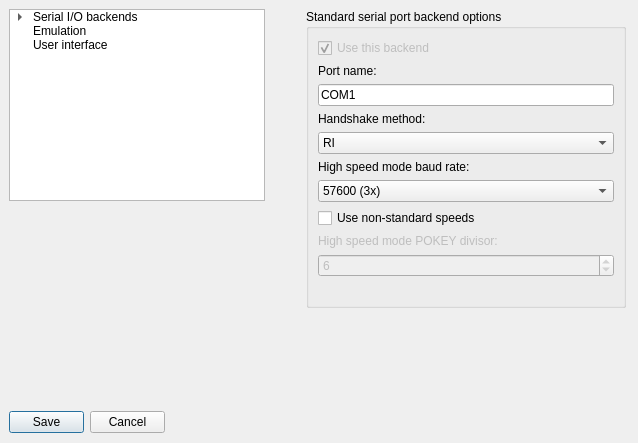
Qt form optionsdialog.ui (greblus/aspeqt) before a commit.
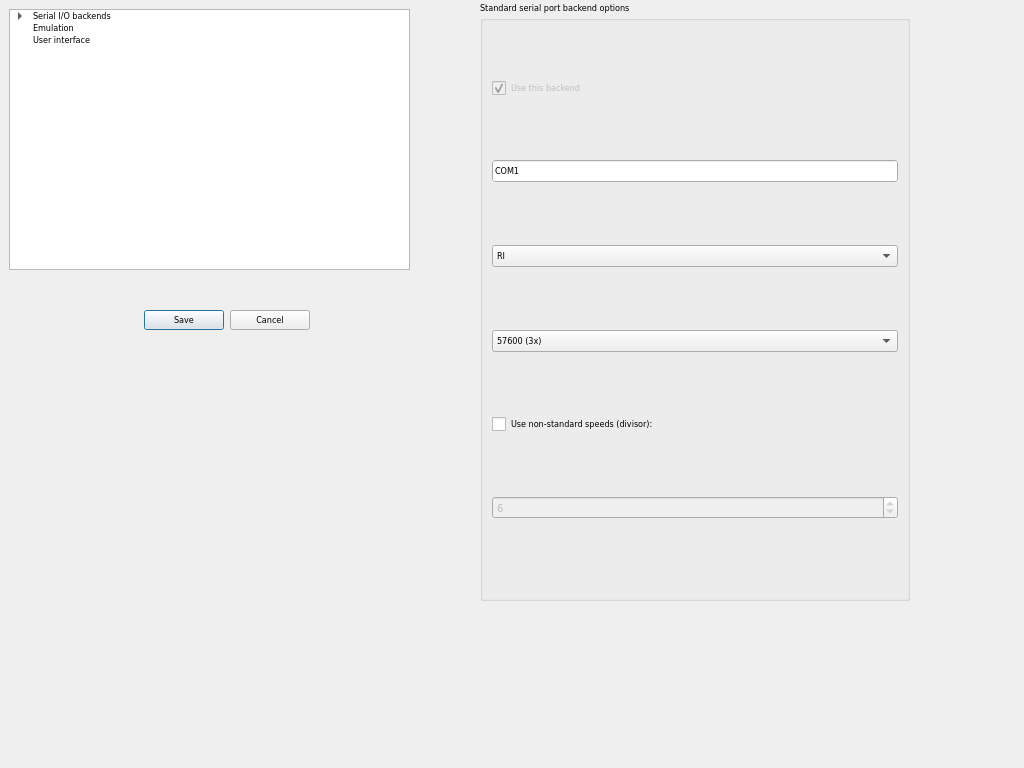
The same form after that commit. The open tabs and pages were chosen to show the change.

Commit message: Options dialog improvement on big and small screens (translations to be updated later), orientation changes (should start in landscape and rotate by 180 degrees only), next step: main window ;)

```diff
--- a/optionsdialog.ui
+++ b/optionsdialog.ui
@@ -9,8 +9,8 @@
    <rect>
     <x>0</x>
     <y>0</y>
-    <width>638</width>
-    <height>443</height>
+    <width>1024</width>
+    <height>768</height>
    </rect>
   </property>
   <property name="sizePolicy">
@@ -19,6 +19,12 @@
     <verstretch>0</verstretch>
    </sizepolicy>
   </property>
+  <property name="font">
+   <font>
+    <family>DejaVu Sans Condensed</family>
+    <pointsize>7</pointsize>
+   </font>
+  </property>
   <property name="windowTitle">
    <string>Options</string>
   </property>
@@ -33,8 +39,8 @@
     <rect>
      <x>9</x>
      <y>9</y>
-     <width>256</width>
-     <height>192</height>
+     <width>401</width>
+     <height>261</height>
     </rect>
    </property>
    <property name="sizePolicy">
@@ -43,6 +49,15 @@
      <verstretch>0</verstretch>
     </sizepolicy>
    </property>
+   <property name="lineWidth">
+    <number>1</number>
+   </property>
+   <property name="iconSize">
+    <size>
+     <width>0</width>
+     <height>0</height>
+    </size>
+   </property>
    <property name="headerHidden">
     <bool>true</bool>
    </property>
@@ -89,10 +104,10 @@
   <widget class="QStackedWidget" name="stackedWidget">
    <property name="geometry">
     <rect>
-     <x>306</x>
-     <y>9</y>
-     <width>320</width>
-     <height>299</height>
+     <x>480</x>
+     <y>1</y>
+     <width>430</width>
+     <height>600</height>
     </rect>
    </property>
    <property name="sizePolicy">
@@ -123,10 +138,27 @@
      </property>
      <item>
       <widget class="QGroupBox" name="serialPortGroup">
+       <property name="sizePolicy">
+        <sizepolicy hsizetype="Preferred" vsizetype="Preferred">
+         <horstretch>0</horstretch>
+         <verstretch>0</verstretch>
+        </sizepolicy>
+       </property>
+       <property name="font">
+        <font>
+         <family>MS Shell Dlg 2</family>
+        </font>
+       </property>
        <property name="title">
         <string>Standard serial port backend options</string>
        </property>
        <layout class="QVBoxLayout" name="verticalLayout_3">
+        <property name="spacing">
+         <number>4</number>
+        </property>
+        <property name="topMargin">
+         <number>1</number>
+        </property>
         <item>
          <widget class="QCheckBox" name="serialPortBox">
           <property name="enabled">
@@ -143,41 +175,36 @@
           </property>
          </widget>
         </item>
-        <item>
-         <widget class="QLabel" name="serialPortDeviceNameLabel">
-          <property name="sizePolicy">
-           <sizepolicy hsizetype="Expanding" vsizetype="Fixed">
-            <horstretch>0</horstretch>
-            <verstretch>0</verstretch>
-           </sizepolicy>
-          </property>
-          <property name="text">
-           <string>Port name:</string>
-          </property>
-         </widget>
-        </item>
         <item>
          <widget class="QLineEdit" name="serialPortDeviceNameEdit">
+          <property name="minimumSize">
+           <size>
+            <width>0</width>
+            <height>0</height>
+           </size>
+          </property>
+          <property name="baseSize">
+           <size>
+            <width>0</width>
+            <height>15</height>
+           </size>
+          </property>
+          <property name="autoFillBackground">
+           <bool>true</bool>
+          </property>
           <property name="text">
            <string>COM1</string>
           </property>
          </widget>
         </item>
-        <item>
-         <widget class="QLabel" name="serialPortHandshakeLabel">
-          <property name="sizePolicy">
-           <sizepolicy hsizetype="Preferred" vsizetype="Fixed">
-            <horstretch>0</horstretch>
-            <verstretch>0</verstretch>
-           </sizepolicy>
-          </property>
-          <property name="text">
-           <string>Handshake method:</string>
-          </property>
-         </widget>
-        </item>
         <item>
          <widget class="QComboBox" name="serialPortHandshakeCombo">
+          <property name="minimumSize">
+           <size>
+            <width>0</width>
+            <height>0</height>
+           </size>
+          </property>
           <item>
            <property name="text">
             <string>RI</string>
@@ -200,21 +227,14 @@
           </item>
          </widget>
         </item>
-        <item>
-         <widget class="QLabel" name="serialPortBaudLabel">
-          <property name="sizePolicy">
-           <sizepolicy hsizetype="Preferred" vsizetype="Fixed">
-            <horstretch>0</horstretch>
-            <verstretch>0</verstretch>
-           </sizepolicy>
-          </property>
-          <property name="text">
-           <string>High speed mode baud rate:</string>
-          </property>
-         </widget>
-        </item>
         <item>
          <widget class="QComboBox" name="serialPortBaudCombo">
+          <property name="minimumSize">
+           <size>
+            <width>0</width>
+            <height>0</height>
+           </size>
+          </property>
           <property name="currentIndex">
            <number>2</number>
           </property>
@@ -238,23 +258,7 @@
         <item>
          <widget class="QCheckBox" name="serialPortUseDivisorsBox">
           <property name="text">
-           <string>Use non-standard speeds</string>
-          </property>
-         </widget>
-        </item>
-        <item>
-         <widget class="QLabel" name="serialPortDivisorLabel">
-          <property name="enabled">
-           <bool>false</bool>
-          </property>
-          <property name="sizePolicy">
-           <sizepolicy hsizetype="Preferred" vsizetype="Fixed">
-            <horstretch>0</horstretch>
-            <verstretch>0</verstretch>
-           </sizepolicy>
-          </property>
-          <property name="text">
-           <string>High speed mode POKEY divisor:</string>
+           <string>Use non-standard speeds (divisor):</string>
           </property>
          </widget>
         </item>
@@ -263,6 +267,32 @@
           <property name="enabled">
            <bool>false</bool>
           </property>
+          <property name="sizePolicy">
+           <sizepolicy hsizetype="Preferred" vsizetype="Fixed">
+            <horstretch>0</horstretch>
+            <verstretch>0</verstretch>
+           </sizepolicy>
+          </property>
+          <property name="minimumSize">
+           <size>
+            <width>0</width>
+            <height>0</height>
+           </size>
+          </property>
+          <property name="baseSize">
+           <size>
+            <width>0</width>
+            <height>0</height>
+           </size>
+          </property>
+          <property name="font">
+           <font>
+            <pointsize>8</pointsize>
+           </font>
+          </property>
+          <property name="frame">
+           <bool>true</bool>
+          </property>
           <property name="maximum">
            <number>40</number>
           </property>
@@ -276,10 +306,13 @@
           <property name="orientation">
            <enum>Qt::Vertical</enum>
           </property>
+          <property name="sizeType">
+           <enum>QSizePolicy::Minimum</enum>
+          </property>
           <property name="sizeHint" stdset="0">
            <size>
             <width>20</width>
-            <height>40</height>
+            <height>5</height>
            </size>
           </property>
          </spacer>
@@ -719,10 +752,10 @@
   <widget class="QDialogButtonBox" name="buttonBox">
    <property name="geometry">
     <rect>
-     <x>9</x>
-     <y>411</y>
-     <width>156</width>
-     <height>23</height>
+     <x>10</x>
+     <y>290</y>
+     <width>300</width>
+     <height>60</height>
     </rect>
    </property>
    <property name="toolTip">
```
Left out of the diff: 16 changed lines with no effect on the pictures. The commit also changes 4 other files.
